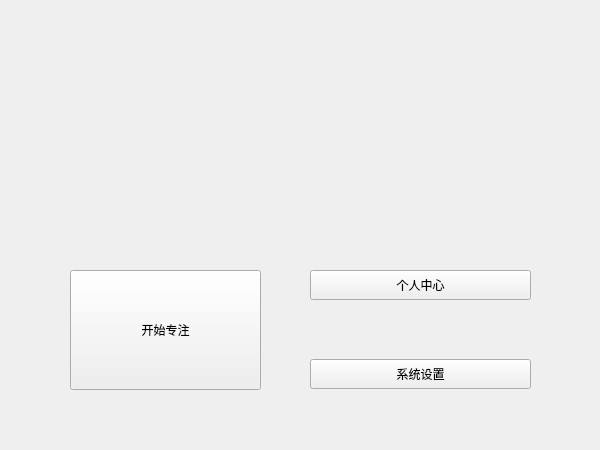
Before: the Qt Designer form mainmenu.ui in Flyame-debug/Tomato, drawn with Qt 5.
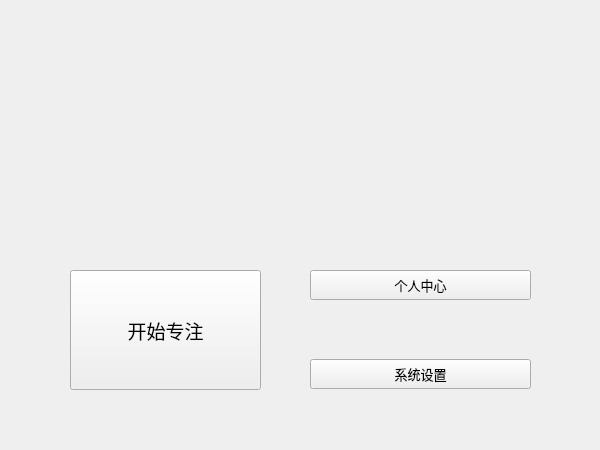
After: the same form once the commit is applied. Icons and pictures are not drawn.

The edit to the form file:
```diff
--- a/mainmenu.ui
+++ b/mainmenu.ui
@@ -82,6 +82,12 @@
         <height>120</height>
        </size>
       </property>
+      <property name="font">
+       <font>
+        <family>Arial</family>
+        <pointsize>14</pointsize>
+       </font>
+      </property>
       <property name="text">
        <string>开始专注</string>
       </property>
@@ -107,6 +113,11 @@
         <height>30</height>
        </size>
       </property>
+      <property name="font">
+       <font>
+        <pointsize>10</pointsize>
+       </font>
+      </property>
       <property name="text">
        <string>个人中心</string>
       </property>
@@ -132,6 +143,11 @@
         <height>30</height>
        </size>
       </property>
+      <property name="font">
+       <font>
+        <pointsize>10</pointsize>
+       </font>
+      </property>
       <property name="text">
        <string>系统设置</string>
       </property>
```
